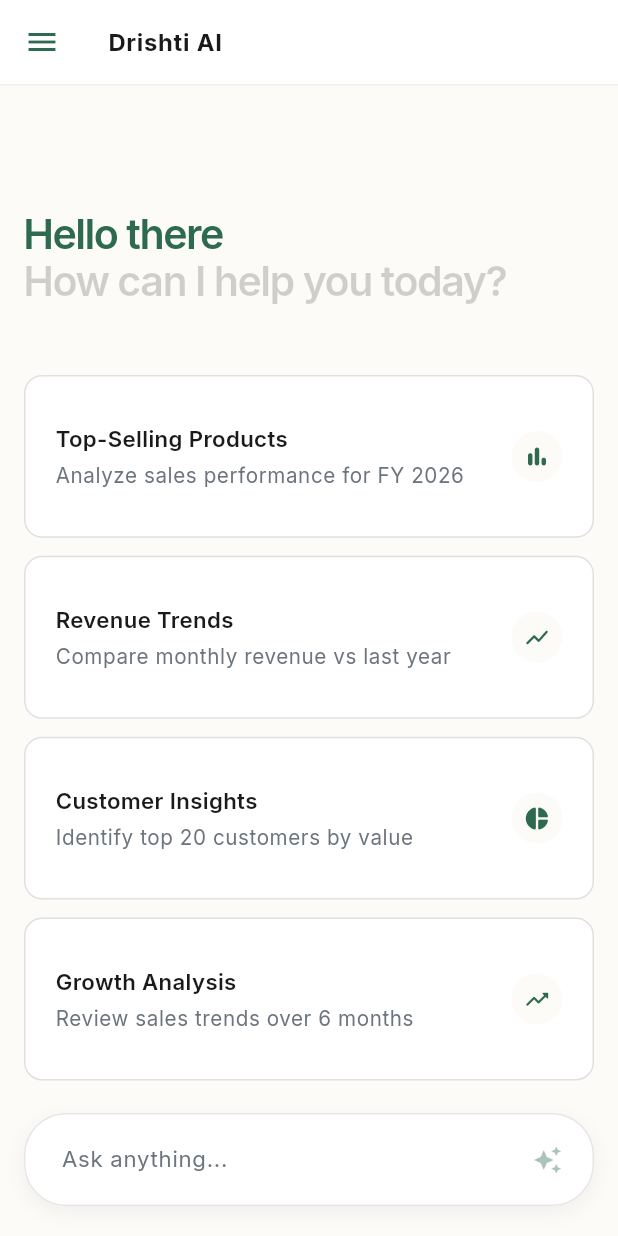
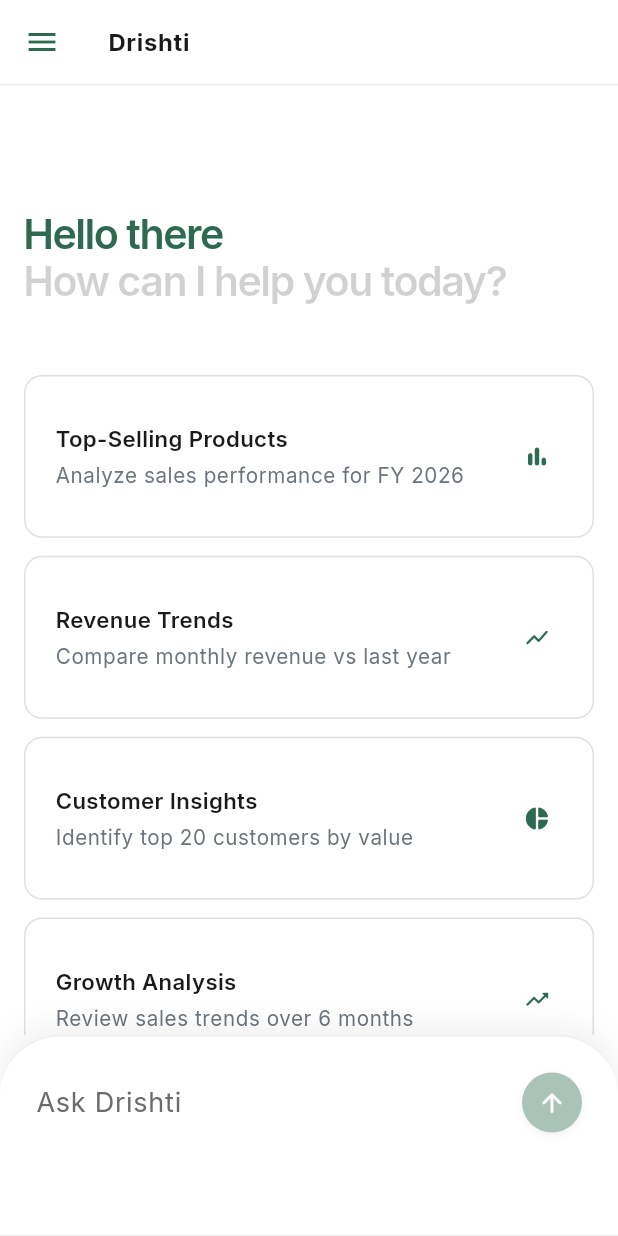
Before and after one commit to ravinnallasamy/business_analytics, a Flutter app: the ConversationScreen screen opened by its route, on a phone screen of 412 x 824 dp. Run offline on Flutter 3.47's test engine with Material 3 defaults, Android fonts, the phone set to English and light mode, and no system bars; our stand-ins replace csv, dio, fl_chart, flutter_markdown, flutter_riverpod, flutter_secure_storage and 5 more; missing offline and left inert: home_widget, workmanager; accounts and stored records are empty; network calls fail; statements that could not run were skipped; project files that could hold a hidden picture were left out.

Commit message:
UI: Complete Gemini-style layout overhaul. Redesigned input bar, response action row, and updated spacing/padding for better readability.

```diff
--- a/lib/core/theme/app_colors.dart
+++ b/lib/core/theme/app_colors.dart
@@ -5,7 +5,7 @@
   AppColors._();
 
   // Backgrounds
-  static const Color primaryBackground = Color(0xFFFDFBF7); // Soft cream / off-white
+  static const Color primaryBackground = Colors.white; // Pure white background
   static const Color sidebarBackground = Color(0xFF1A1A1A); // Dark charcoal / near-black
 
   // Accents
--- a/lib/core/theme/app_theme.dart
+++ b/lib/core/theme/app_theme.dart
@@ -150,11 +150,11 @@
 
       // Table styling
       dataTableTheme: DataTableThemeData(
-        headingRowColor: WidgetStatePropertyAll(AppColors.accentGold),
+        headingRowColor: const WidgetStatePropertyAll(AppColors.accentGold),
         headingTextStyle: TextStyle(
           fontFamily: 'Inter',
           color: Colors.white,
-          fontWeight: FontWeight.w500, // Medium for table headers
+          fontWeight: FontWeight.w600, // SemiBold for table headers
           fontSize: 14 * scale,
         ),
         dataTextStyle: TextStyle(
--- a/lib/modules/chat/presentation/blocks/suggestions_block.dart
+++ b/lib/modules/chat/presentation/blocks/suggestions_block.dart
@@ -26,7 +26,7 @@
     if (items.isEmpty) return const SizedBox.shrink();
 
     return Padding(
-      padding: const EdgeInsets.only(top: 12, bottom: 8),
+      padding: const EdgeInsets.only(top: 18, bottom: 8), // Gemini-style suggestion top margin
       child: Column(
         crossAxisAlignment: CrossAxisAlignment.start,
         mainAxisSize: MainAxisSize.min,
--- a/lib/modules/chat/presentation/screens/conversation_screen.dart
+++ b/lib/modules/chat/presentation/screens/conversation_screen.dart
@@ -164,7 +164,7 @@
                 onPressed: () => Scaffold.of(context).openDrawer(),
               ),
               title: Text(
-                activeConversation?.title ?? 'Drishti AI',
+                activeConversation?.title ?? 'Drishti',
                 style: Theme.of(context).textTheme.bodyLarge?.copyWith(
                   fontWeight: FontWeight.bold,
                   color: AppColors.textPrimary,
@@ -176,10 +176,11 @@
               ),
             )
           : null,
-      body: SafeArea(
-        child: Column(
-          children: [
-            Expanded(
+      body: Column(
+        children: [
+          Expanded(
+            child: SafeArea(
+              bottom: false, // Let InputBar handle the bottom
               child: AnimatedSwitcher(
                 duration: const Duration(milliseconds: 300),
                 child: isLoading
@@ -204,11 +205,11 @@
                         ),
               ),
             ),
+          ),
 
-            // Fixed Footer Input Bar
-            const ChatInputBar(isProminent: false),
-          ],
-        ),
+          // Fixed Footer Input Bar - Now bleeds to screen bottom
+          const ChatInputBar(isProminent: false),
+        ],
       ),
     );
   }
--- a/lib/modules/chat/presentation/widgets/chat_input_bar.dart
+++ b/lib/modules/chat/presentation/widgets/chat_input_bar.dart
@@ -29,25 +29,37 @@
     final screenWidth = MediaQuery.of(context).size.width;
     final isMobile = screenWidth < 600;
 
-    // Simplified Input Bar: Single clean floating box
-    return Padding(
-      padding: const EdgeInsets.symmetric(horizontal: 16, vertical: 20),
-      child: SafeArea(
-        child: Container(
+    // Gemini-style Input Panel: Pinned to absolute bottom
+    return Container(
+      width: double.infinity,
       decoration: BoxDecoration(
         color: Colors.white,
-            borderRadius: BorderRadius.circular(28), // Pill-shaped
-            border: Border.all(color: AppColors.borderGray.withOpacity(0.8)),
+        borderRadius: const BorderRadius.vertical(top: Radius.circular(40)),
+        // Subtle borders as requested
+        border: Border(
+          top: BorderSide(color: Colors.grey[200]!, width: 1.0),
+          bottom: BorderSide(color: Colors.grey[200]!, width: 1.0),
+        ),
         boxShadow: [
           BoxShadow(
             color: Colors.black.withOpacity(0.05),
-                blurRadius: 10,
-                offset: const Offset(0, 4),
+            blurRadius: 15,
+            spreadRadius: 2,
+            offset: const Offset(0, -5),
           ),
         ],
       ),
-          padding: const EdgeInsets.symmetric(horizontal: 20, vertical: 4),
-          child: Row(
+      child: SafeArea(
+        top: false, // Don't respect safe area on top as it's at the bottom
+        bottom: true, // Respect safe area for navigation bars
+        child: Padding(
+          padding: const EdgeInsets.fromLTRB(24, 20, 24, 16),
+          child: Column(
+            mainAxisSize: MainAxisSize.min,
+            crossAxisAlignment: CrossAxisAlignment.start,
+            children: [
+              // Top Section: Input & Send Row (The prompt is now the hint)
+              Row(
                 crossAxisAlignment: CrossAxisAlignment.center,
                 children: [
                   Expanded(
@@ -55,39 +67,78 @@
                       controller: _controller,
                       onChanged: (text) => setState(() => _isComposing = text.trim().isNotEmpty),
                       onSubmitted: _handleSubmitted,
-                  maxLines: 4,
+                      maxLines: 5,
                       minLines: 1,
+                      textInputAction: TextInputAction.send,
+                      style: Theme.of(context).textTheme.bodyLarge?.copyWith(
+                        color: const Color(0xFF444746), // Dimmed text color
+                        fontSize: 18,
+                        fontWeight: FontWeight.w400,
+                        fontFamily: 'Inter',
+                      ),
+                      cursorColor: AppColors.accentGreen,
                       decoration: const InputDecoration(
-                    hintText: 'Ask anything...',
+                        hintText: 'Ask Drishti',
+                        hintStyle: TextStyle(
+                          color: Color(0xFF6B6B6B),
+                          fontSize: 18,
+                        ),
+                        filled: false,
                         border: InputBorder.none,
                         enabledBorder: InputBorder.none,
                         focusedBorder: InputBorder.none,
-                    errorBorder: InputBorder.none,
-                    disabledBorder: InputBorder.none,
-                    contentPadding: EdgeInsets.symmetric(vertical: 14),
+                        contentPadding: EdgeInsets.zero,
                       ),
                     ),
                   ),
-              const SizedBox(width: 8),
-              _isComposing
-                ? IconButton(
-                    onPressed: () => _handleSubmitted(_controller.text),
-                    icon: const Icon(
-                      Icons.arrow_upward_rounded,
-                      color: Colors.white,
-                      size: 20,
+                  const SizedBox(width: 16),
+                  _buildSendButton(),
+                ],
               ),
-                    style: IconButton.styleFrom(
-                      backgroundColor: AppColors.accentGreen,
-                      padding: const EdgeInsets.all(8),
-                    ),
-                  )
-                : Icon(
-                    Icons.auto_awesome,
-                    size: 20,
-                    color: AppColors.accentGreen.withOpacity(0.4),
+
+              // Bottom Section: Future control area (Empty for now)
+              const SizedBox(height: 24),
+              Row(
+                mainAxisAlignment: MainAxisAlignment.start,
+                children: [
+                  // Future: [+] button, document upload, etc. will be placed here
+                  const SizedBox(height: 24),
+                ],
               ),
             ],
+          ),
+        ),
+      ),
+    );
+  }
+
+  Widget _buildSendButton() {
+    return AnimatedOpacity(
+      duration: const Duration(milliseconds: 200),
+      opacity: _isComposing ? 1.0 : 0.4,
+      child: Container(
+        height: 40,
+        width: 40,
+        decoration: BoxDecoration(
+          color: AppColors.accentGreen,
+          shape: BoxShape.circle,
+          boxShadow: [
+            BoxShadow(
+              color: AppColors.accentGreen.withOpacity(0.2),
+              blurRadius: 4,
+              offset: const Offset(0, 2),
+            ),
+          ],
+        ),
+        child: Center(
+          child: IconButton(
+            onPressed: () => _handleSubmitted(_controller.text),
+            icon: const Icon(Icons.arrow_upward_rounded),
+            color: Colors.white,
+            iconSize: 20,
+            padding: EdgeInsets.zero,
+            constraints: const BoxConstraints(),
+            tooltip: 'Send',
           ),
         ),
       ),
```
Also changed, not shown: lib/modules/chat/presentation/blocks/chart_block.dart (+7 -21 lines), lib/modules/chat/presentation/blocks/metrics_block.dart (+11 -13 lines), lib/modules/chat/presentation/blocks/table_block.dart (+10 -19 lines), lib/modules/chat/presentation/blocks/text_block.dart (+7 -15 lines), lib/modules/chat/presentation/widgets/message_view.dart (+64 -54 lines). Lines whose indentation alone changed are shown as unchanged.
